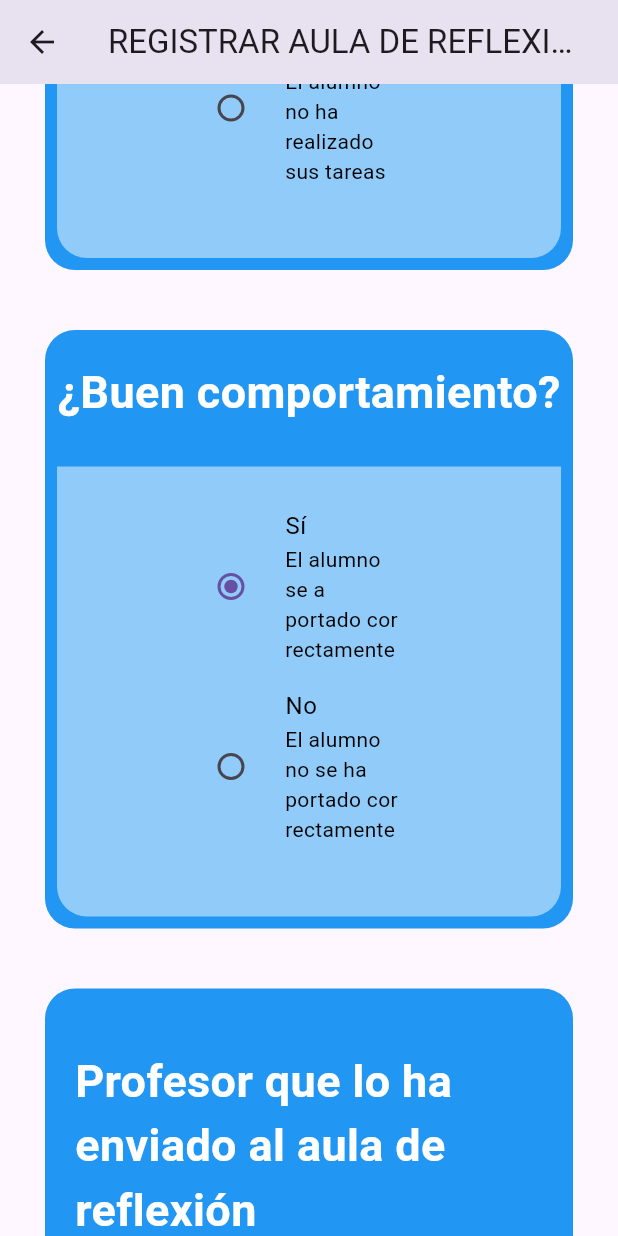
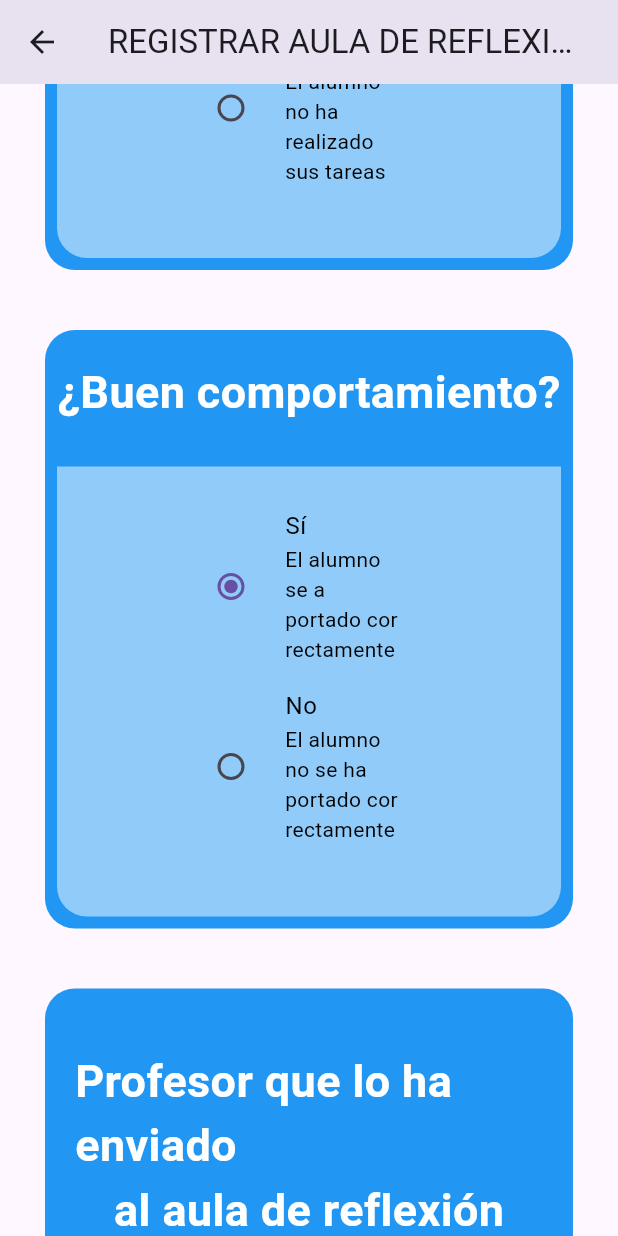
Before and after one commit to aaleexcaazaallaa/iJandula, a Flutter app: the ReflexionScreen screen opened by its route, scrolled down 576 dp, on a phone screen of 412 x 824 dp. Run offline on Flutter 3.47's test engine with Material 3 defaults, Android fonts, the phone set to English and light mode, and no system bars; our stand-ins replace dio, firebase_auth, firebase_core, font_awesome_flutter, google_sign_in, syncfusion_flutter_calendar; accounts and stored records are empty; network calls fail.

Commit message:
Actualización

```diff
--- a/iseneca-main/lib/main.dart
+++ b/iseneca-main/lib/main.dart
@@ -2,6 +2,7 @@ import 'package:flutter/material.dart';
 import 'package:flutter/services.dart';
 import 'package:iseneca/firebase_options.dart';
 import 'package:iseneca/providers/providers.dart';
+import 'package:iseneca/screens/convivencia/reflexion_screen.dart';
 import 'package:iseneca/screens/screens.dart';
 import 'package:iseneca/service/services.dart';
 import 'package:provider/provider.dart';
--- a/iseneca-main/lib/screens/convivencia/reflexion_screen.dart
+++ b/iseneca-main/lib/screens/convivencia/reflexion_screen.dart
@@ -1,5 +1,3 @@
-import 'dart:html';
-
 import 'package:flutter/material.dart';
 import 'package:iseneca/models/models.dart';
 import 'package:iseneca/providers/alumnado_provider.dart';
@@ -203,15 +201,28 @@ class _ReflexionScreenState extends State<_ReflexionScreen> {
                     children: [
                       const SizedBox(height: 20,),
                        const Padding(
-                         padding: EdgeInsets.all(20.0),
+                         padding: EdgeInsets.only(top: 20, left: 20, right: 20),
                          child: Text(
-                            "Profesor que lo ha enviado al aula de reflexión",
+                            "Profesor que lo ha enviado",
                             style: TextStyle(
                               fontWeight: FontWeight.bold,
                               fontSize: 30,
                               color: Colors.white,
                             ),
                           ),
+                       ),
+                       const Padding(
+                         padding: EdgeInsets.only(bottom: 20),
+                         child: Center(
+                           child: Text(
+                              "al aula de reflexión",
+                              style: TextStyle(
+                                fontWeight: FontWeight.bold,
+                                fontSize: 30,
+                                color: Colors.white,
+                              ),
+                            ),
+                         ),
                        ),
                       Padding(
                         padding: const EdgeInsets.fromLTRB(80, 20, 80, 40),
@@ -248,15 +259,28 @@ class _ReflexionScreenState extends State<_ReflexionScreen> {
                     children: [
                       const SizedBox(height: 20,),
                        const Padding(
-                         padding: EdgeInsets.all(20.0),
+                         padding: EdgeInsets.only(top: 20, left: 20, right: 20),
                          child: Text(
-                            "Profesor que está en el aula de reflexión",
+                            "Profesor que está en el",
                             style: TextStyle(
                               fontWeight: FontWeight.bold,
                               fontSize: 30,
                               color: Colors.white,
                             ),
                           ),
+                       ),
+                       const Padding(
+                         padding: EdgeInsets.only(bottom: 20),
+                         child: Center(
+                           child: Text(
+                              "aula de reflexión",
+                              style: TextStyle(
+                                fontWeight: FontWeight.bold,
+                                fontSize: 30,
+                                color: Colors.white,
+                              ),
+                            ),
+                         ),
                        ),
                       Padding(
                         padding: const EdgeInsets.fromLTRB(80, 20, 80, 40),
@@ -285,6 +309,42 @@ class _ReflexionScreenState extends State<_ReflexionScreen> {
                   ),
                 ),
 
+                const SizedBox(height: 40),
+
+                Container(
+                  decoration: BoxDecoration(borderRadius: BorderRadius.circular(20),color: Colors.blue),
+                  child: Column(
+                    children: [
+                      const SizedBox(height: 40,),
+                      const Text(
+                          "Observaciones",
+                          style: TextStyle(
+                            fontWeight: FontWeight.bold,
+                            fontSize: 30,
+                            color: Colors.white,
+                          ),
+                        ),
+                      const SizedBox(height: 20,),
+                      Padding(
+                        padding: const EdgeInsets.only(left: 80,right: 80,top: 0 ,bottom: 40),
+                        child: TextFormField(
+                          decoration: const InputDecoration(hintText: "Tu respuesta", enabledBorder: UnderlineInputBorder( borderSide: BorderSide(color: Colors.black, style: BorderStyle.solid), )),
+                          cursorColor: Colors.black,
+
+                        ),
+                      ),
+                    ],
+                  ),
+                ),
+                const SizedBox(height: 40),
+
+                SizedBox(
+                  height: 60,
+                  width: 300,
+                  child: ElevatedButton(onPressed: () {
+
+                  }, child: const Text("Enviar Formulario",style: TextStyle(fontSize: 20),)),
+                )
               ],
             ),
           )
--- a/iseneca-main/lib/screens/screens.dart
+++ b/iseneca-main/lib/screens/screens.dart
@@ -24,7 +24,6 @@ export 'package:iseneca/screens/alumnado/horario_detalles_alumnado_screen.dart';
 export 'package:iseneca/screens/convivencia/convivencia_screen.dart';
 export 'package:iseneca/screens/convivencia/expulsados_screen.dart';
 export 'package:iseneca/screens/convivencia/mayores_screen.dart';
-export 'package:iseneca/screens/convivencia/reflexion_screen.dart';
 
 //Archivos de DACE
 export 'package:iseneca/screens/dace/dace_screen.dart';
--- a/iseneca-main/lib/service/firebase_service.dart
+++ b/iseneca-main/lib/service/firebase_service.dart
@@ -1,11 +1,13 @@
 // ignore_for_file: body_might_complete_normally_nullable
-import 'package:flutter/material.dart';
+import 'package:flutter/foundation.dart';
 import 'package:firebase_auth/firebase_auth.dart';
 import 'package:google_sign_in/google_sign_in.dart';
 
 class FirebaseService {
   final FirebaseAuth _firebaseAuth = FirebaseAuth.instance;
-  final GoogleSignIn _googleSignIn = GoogleSignIn(clientId: '286196859062-nbjutn1om6957qqbfkj5crp5plqd9fut.apps.googleusercontent.com',);
+  final GoogleSignIn _googleSignIn = kIsWeb
+      ? GoogleSignIn(clientId: '286196859062-nbjutn1om6957qqbfkj5crp5plqd9fut.apps.googleusercontent.com')
+      : GoogleSignIn();
 
   Future<String?> signInWithGoogle() async {
 
--- a/iseneca-main/pubspec.yaml
+++ b/iseneca-main/pubspec.yaml
@@ -29,6 +29,7 @@ environment:
 # versions available, run `flutter pub outdated`.
 dependencies:
   azlistview: ^2.0.0-nullsafety.0
+  change_app_package_name: ^1.1.0
   cupertino_icons: ^1.0.2
   dio: ^5.3.3
   firebase_auth: ^4.12.0
```
Also changed, not shown: iseneca-main/lib/firebase_options.dart, iseneca-main/pubspec.lock, 4 other files.
